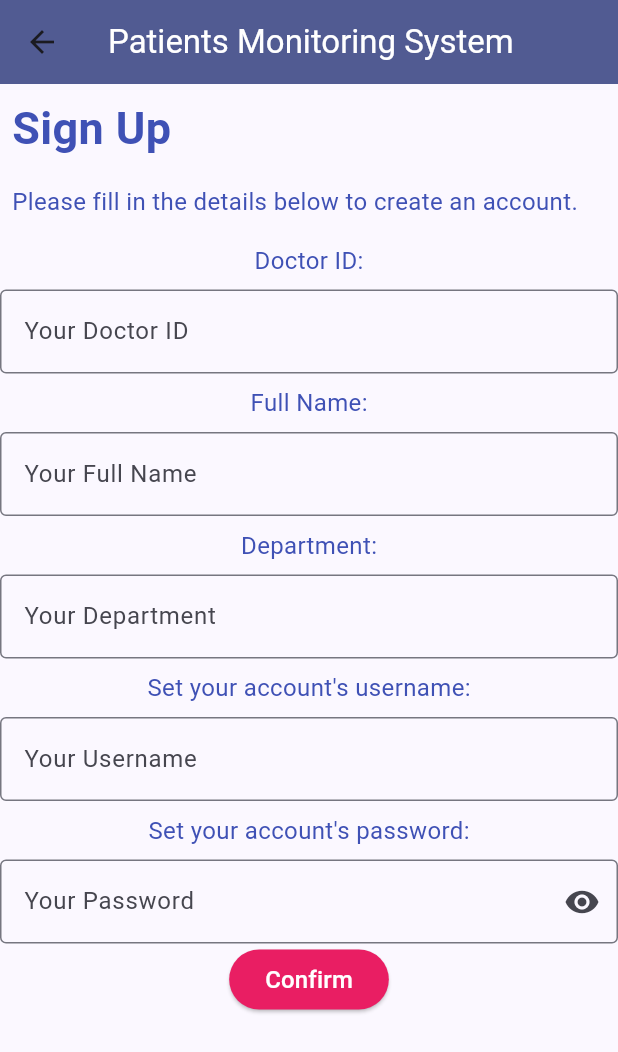
After one commit to AbelChanYukTo/PMS_Mobile, a Flutter app: the SignUp screen opened directly, after a tap on "Confirm", on a phone screen of 412 x 824 dp. The commit adds this screen. Shown: the top 1052 px of the screen. Run offline on Flutter 3.47's test engine with Material 3 defaults, Android fonts, the phone set to English and light mode, and no system bars; network calls fail.

Commit message:
Added new functions

```diff
--- /dev/null
+++ b/pms_app/lib/signup.dart
@@ -0,0 +1,175 @@
+import 'package:flutter/material.dart';
+import "package:http/http.dart" as http;
+import "/signupsuccess.dart";
+import 'dart:async';
+import 'dart:convert';
+class SignUp extends StatefulWidget{
+    const SignUp({super.key});
+    State<SignUp> createState()=> _SignUpState();
+}
+class _SignUpState extends State<SignUp>{
+    // The variable for showing error messages
+    var error_message="";
+
+    // The controllers for getting and changing the text in the text fields
+    final doctorIdController=TextEditingController();
+    final fullNameController=TextEditingController();
+    final departmentController=TextEditingController();
+    final usernameController=TextEditingController();
+    final passwordController=TextEditingController();
+
+    // The variable for controlling whether the inputted password is obscured or not
+    bool obscured=true;
+
+    // The method to build the layout of the SignUp page
+    // This method is called when the page is created
+    Widget build(BuildContext context){
+        return Scaffold(
+            appBar:AppBar(
+        // Set the background color of the app bar to the color defined in the colorScheme
+        backgroundColor: Theme.of(context).colorScheme.primary,
+        // Use "Patients Monitoring System" as the title of the app bar
+        // The title text color is set to white
+        title: Text('Patients Monitoring System', style:TextStyle(color:Colors.white)),
+        automaticallyImplyLeading: false,
+        leading: IconButton(icon: const Icon(Icons.arrow_back),
+                onPressed: (){Navigator.of(context).pop();})
+      ),
+      body:Center(
+        child: ListView(
+            children: <Widget>[
+                    Container(
+                    padding: const EdgeInsets.all(8),
+                    child: Text("Sign Up", style: const TextStyle(fontSize: 30,
+                    color:Colors.indigo,
+                    fontWeight:FontWeight.bold))),
+                    Container(
+                        padding: const EdgeInsets.all(8),
+                        child: Text("Please fill in the details below to create an account.",
+                        style: const TextStyle(fontSize: 16,color:Colors.indigo))
+                    ),
+                    Form(
+                    child: Column(
+                        children: <Widget>[
+                    // ID, full name, department of the doctor must be entered
+                    // so that the system can check if the user is eligible to create an account
+                    Container(
+                        padding: const EdgeInsets.all(8),
+                        child: Text("Doctor ID:",
+                        style: const TextStyle(fontSize: 16,color:Colors.indigo))
+                    ),
+                    TextFormField(
+                        decoration: const InputDecoration(
+                            hintText: 'Your Doctor ID',
+                            border: OutlineInputBorder()),
+                            controller: doctorIdController),
+                    Container(
+                        padding: const EdgeInsets.all(8),
+                        child: Text("Full Name:",
+                        style: const TextStyle(fontSize: 16,color:Colors.indigo))
+                    ),
+                    TextFormField(
+                        decoration: const InputDecoration(
+                            hintText: 'Your Full Name',
+                            border: OutlineInputBorder()),
+                            controller: fullNameController),
+                    Container(
+                        padding: const EdgeInsets.all(8),
+                        child: Text("Department:",
+                        style: const TextStyle(fontSize: 16,color:Colors.indigo))
+                    ),
+                    TextFormField(
+                        decoration: const InputDecoration(
+                            hintText: 'Your Department',
+                            border: OutlineInputBorder()),
+                            controller: departmentController),
+                    // For entering the username and password to be set
+                    Container(
+                        padding: const EdgeInsets.all(8),
+                        child: Text("Set your account's username:",
+                        style: const TextStyle(fontSize: 16,color:Colors.indigo))
+                    ),
+                    TextFormField(
+                        decoration: const InputDecoration(
+                            hintText: 'Your Username',
+                            border: OutlineInputBorder()),
+                            controller: usernameController),
+                    Container(
+                        padding: const EdgeInsets.all(8),
+                        child: Text("Set your account's password:",
+                        style: const TextStyle(fontSize: 16,color:Colors.indigo))
+                    ),
+                    TextFormField(
+                        decoration: InputDecoration(
+                            hintText: 'Your Password',
+                            // To allow the inputted password to be hidden or shown
+                            // when the user clicks on the eye icon
+                            suffixIcon: IconButton(
+                                icon: Icon(obscured ? Icons.visibility : Icons.visibility_off),
+                                onPressed: () {
+                                    setState(() {
+                                        obscured = !obscured; // Toggle the obscured state
+                                    });
+                                },
+                            ),
+                            border: OutlineInputBorder()),
+                            obscureText: obscured,
+                            controller: passwordController),
+                        // The submit button to confirm the sign up
+                    ElevatedButton(onPressed:() async{
+                        // Put the inputs into a JSON object
+                        // and preparing to send it to the server as a request body
+                        var data=json.encode({
+                            "doctor_id":doctorIdController.text,
+                            "full_name":fullNameController.text,
+                            "department":departmentController.text,
+                            "username":usernameController.text,
+                            "password":passwordController.text
+                        });
+                        var response=await http.post(
+                            // Change the <ip_address> to your server's IP address
+                            // e.g. 192.168.38.240
+                            Uri.parse("http://<ip_address>:3001/signup"),
+                            headers:{"Content-Type": "application/json"},
+                            body:data);
+                        // When a response is received, decode the response body
+                        var theData=json.decode(response.body);
+                        // If the response indocates that the sign up is successful,
+                        if(theData["success"]==true){
+                        // To ensure that the error message is cleared
+                        setState((){
+                            error_message="";
+                        });
+                        // Clear the text fields for security
+                        doctorIdController.clear();
+                        fullNameController.clear();
+                        departmentController.clear();
+                        usernameController.clear();
+                        passwordController.clear();
+                        // Navigate to the page indicating that the sign up is successful
+                        // and that page will show the username of the new account
+                            Navigator.push(context, MaterialPageRoute(builder: (context) => SignUpSuccess(username: theData["username"])));
+                        }
+                        // If the sign up is not successful, show the corresponding error message
+                        else{
+                            setState((){
+                                error_message="${theData["message"]}\nPlease try again.";
+                            });
+                        }
+                    },
+                    // Set the button's text to be white and the background color to pink
+                    child: const Text("Confirm",
+                    style: TextStyle(fontSize: 16,color:Colors.white)),
+                    style: ButtonStyle(backgroundColor:WidgetStatePropertyAll<Color>(Colors.pink)))
+                    ]
+                    )),
+                    // A container of text to show the error message
+                    Container(padding: const EdgeInsets.all(8),
+                    child:Text("${error_message}",
+                    style: TextStyle(fontSize: 16, color:Colors.red)))
+                    ]
+        )
+      )
+        );
+    }
+}
```
Also changed, not shown: pms_app/lib/main.dart (+21 -4 lines), pms_app/lib/patient.dart (+28 -2 lines), pms_app/lib/patients.dart (+29 -4 lines), pms_app/lib/signupsuccess.dart (added, +32 -0 lines), 1 other file.
